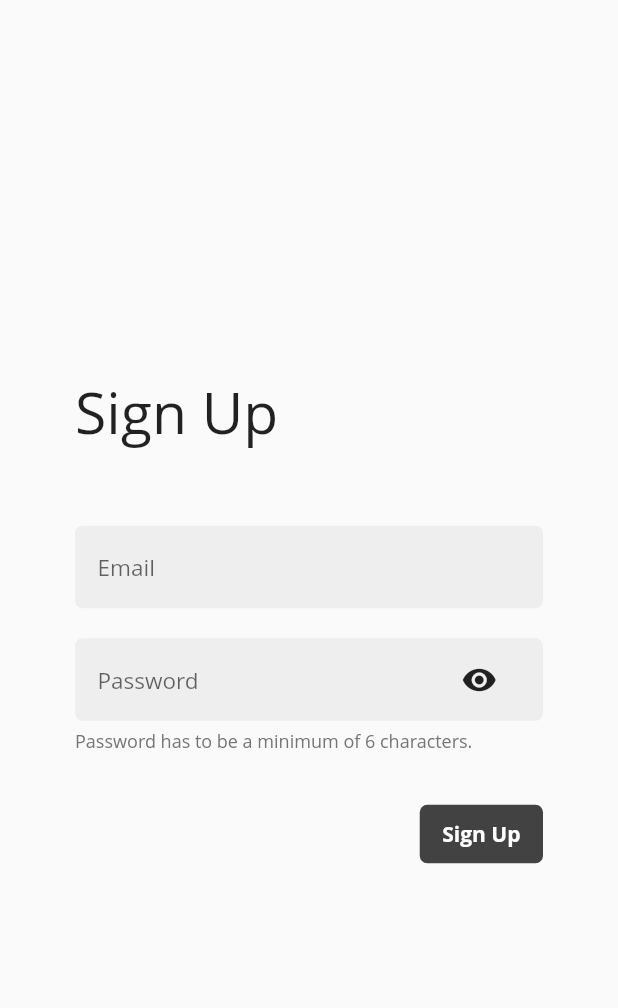
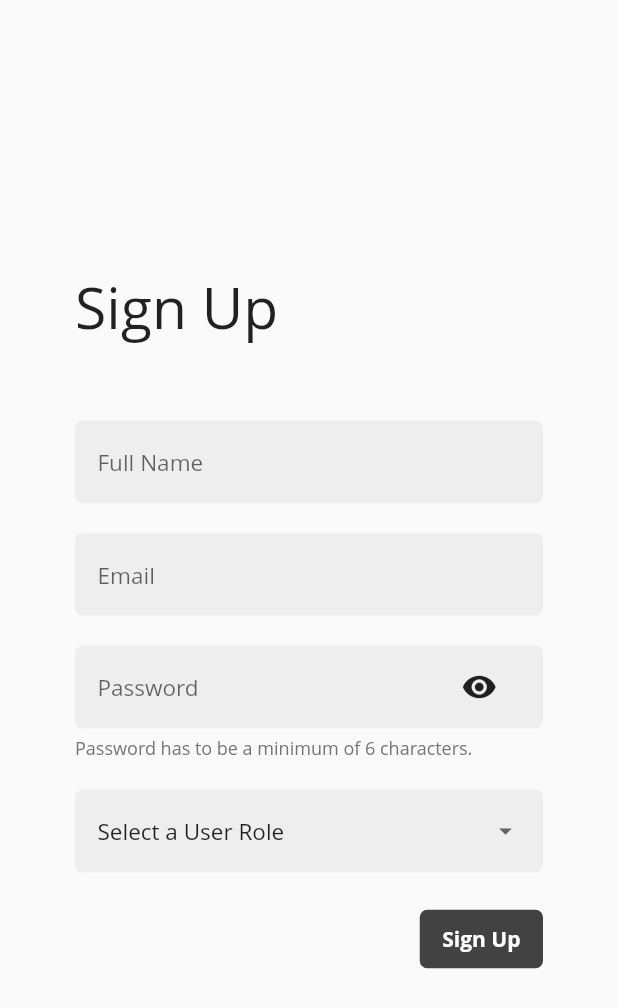
Before and after one commit to Wallruzz9114/stacked_firebase, a Flutter app: the screen it shows after launch, on a phone screen of 412 x 824 dp. Shown: the top 1008 px of the screen. Run offline on Flutter 3.47's test engine with Material 2 defaults, Android fonts, the phone set to English and light mode, and no system bars; our stand-ins replace auto_route, cloud_firestore, email_validator, firebase_auth, get_it, stacked and 1 more; accounts and stored records are empty; statements that could not run were skipped.

Commit message:
Implemented basic authentication logic

```diff
--- a/lib/src/app/locator.dart
+++ b/lib/src/app/locator.dart
@@ -1,5 +1,6 @@
 import 'package:get_it/get_it.dart';
 import 'package:stacked_firebase/src/services/authentication_service.dart';
+import 'package:stacked_firebase/src/services/firestore_service.dart';
 import 'package:stacked_services/stacked_services.dart';
 
 final GetIt locator = GetIt.instance;
@@ -8,4 +9,5 @@ void setupLocators() {
   locator.registerLazySingleton(() => NavigationService());
   locator.registerLazySingleton(() => DialogService());
   locator.registerLazySingleton(() => AuthenticationService());
+  locator.registerLazySingleton(() => FirestoreService());
 }
--- /dev/null
+++ b/lib/src/components/expansion_list.dart
@@ -0,0 +1,91 @@
+import 'package:flutter/material.dart';
+import 'package:stacked_firebase/src/app/constants.dart';
+import 'package:stacked_firebase/src/components/expansion_list_item.dart';
+
+class ExpansionList<T> extends StatefulWidget {
+  const ExpansionList({
+    Key key,
+    this.items,
+    this.title,
+    @required this.onItemSelected,
+    this.smallVersion = false,
+  }) : super(key: key);
+
+  @override
+  _ExpansionListState createState() => _ExpansionListState();
+
+  final List<T> items;
+  final String title;
+  final Function(dynamic) onItemSelected;
+  final bool smallVersion;
+}
+
+class _ExpansionListState extends State<ExpansionList<dynamic>> {
+  final double startingHeight = fieldHeight;
+  double expandedHeight;
+  bool expanded = false;
+  String selectedValue;
+
+  @override
+  void initState() {
+    super.initState();
+    selectedValue = widget.title;
+    _calculateExpandedHeight();
+  }
+
+  @override
+  AnimatedContainer build(BuildContext context) => AnimatedContainer(
+        padding: fieldPadding,
+        duration: const Duration(milliseconds: 180),
+        height: expanded
+            ? expandedHeight
+            : widget.smallVersion ? smallFieldHeight : startingHeight,
+        decoration: fieldDecortaion.copyWith(
+          boxShadow: expanded
+              ? <BoxShadow>[BoxShadow(blurRadius: 10, color: Colors.grey[300])]
+              : null,
+        ),
+        child: ListView(
+          physics: const NeverScrollableScrollPhysics(),
+          padding: const EdgeInsets.all(0),
+          children: <Widget>[
+            ExpansionListItem(
+              title: selectedValue,
+              onTap: () {
+                setState(() {
+                  expanded = !expanded;
+                });
+              },
+              showArrow: true,
+              smallVersion: widget.smallVersion,
+            ),
+            Container(
+              height: 2,
+              color: Colors.grey[300],
+            ),
+            ..._getDropdownListItems()
+          ],
+        ),
+      );
+
+  List<Widget> _getDropdownListItems() => widget.items
+      .map((dynamic item) => ExpansionListItem(
+          smallVersion: widget.smallVersion,
+          title: item.toString(),
+          onTap: () {
+            setState(() {
+              expanded = !expanded;
+              selectedValue = item.toString();
+            });
+
+            widget.onItemSelected(item);
+          }))
+      .toList();
+
+  void _calculateExpandedHeight() {
+    expandedHeight = 2 +
+        (widget.smallVersion ? smallFieldHeight : fieldHeight) +
+        (widget.items.length *
+            (widget.smallVersion ? smallFieldHeight : fieldHeight));
+  }
+}
--- /dev/null
+++ b/lib/src/components/expansion_list_item.dart
@@ -0,0 +1,50 @@
+import 'package:flutter/material.dart';
+import 'package:stacked_firebase/src/app/constants.dart';
+
+class ExpansionListItem extends StatelessWidget {
+  const ExpansionListItem({
+    Key key,
+    this.onTap,
+    this.title,
+    this.showArrow = false,
+    this.smallVersion = false,
+  }) : super(key: key);
+
+  final Function() onTap;
+  final String title;
+  final bool showArrow;
+  final bool smallVersion;
+
+  @override
+  GestureDetector build(BuildContext context) => GestureDetector(
+        behavior: HitTestBehavior.opaque,
+        onTap: onTap,
+        child: Container(
+          height: smallVersion ? smallFieldHeight : fieldHeight,
+          alignment: Alignment.centerLeft,
+          child: Row(
+            mainAxisSize: MainAxisSize.max,
+            mainAxisAlignment: MainAxisAlignment.spaceBetween,
+            children: <Widget>[
+              Expanded(
+                child: Text(
+                  title ?? '',
+                  style: Theme.of(context)
+                      .textTheme
+                      .subtitle1
+                      .copyWith(fontSize: smallVersion ? 12 : 15),
+                ),
+              ),
+              if (showArrow)
+                Icon(
+                  Icons.arrow_drop_down,
+                  color: Colors.grey[700],
+                  size: 20,
+                )
+              else
+                Container()
+            ],
+          ),
+        ),
+      );
+}
--- a/lib/src/core/sign_up_view_model.dart
+++ b/lib/src/core/sign_up_view_model.dart
@@ -11,7 +11,16 @@ class SignUpViewModel extends BaseViewModel {
   final DialogService _dialogService = locator<DialogService>();
   final NavigationService _navigationService = locator<NavigationService>();
 
+  String _selectedRole = 'Select a User Role';
+  String get selectedUserRole => _selectedRole;
+
+  void setSelectedRole(dynamic role) {
+    _selectedRole = role.toString();
+    notifyListeners();
+  }
+
   Future<void> signUp({
+    @required String fullName,
     @required String email,
     @required String password,
   }) async {
@@ -19,8 +28,10 @@ class SignUpViewModel extends BaseViewModel {
 
     final dynamic authenticationResult =
         await _authenticationService.signUpWithEmail(
+      fullName: fullName,
       email: email,
       password: password,
+      role: _selectedRole,
     );
 
     setBusy(false);
--- a/lib/src/models/routes.dart
+++ b/lib/src/models/routes/routes.dart
@@ -1,11 +1,11 @@
 abstract class Routes {
-  static const String startupViewRoute = '/';
+  static const String StartUpViewRoute = '/';
   static const String homeViewRoute = '/home-view-route';
   static const String signInViewRoute = '/sign-in-view-route';
   static const String signUpViewRoute = '/sign-up-view-route';
 
   static const Set<String> all = <String>{
-    startupViewRoute,
+    StartUpViewRoute,
     homeViewRoute,
     signInViewRoute,
     signUpViewRoute
--- a/lib/src/models/routes/startup_view_arguments.dart
+++ b/lib/src/models/routes/startup_view_arguments.dart
@@ -1,7 +1,7 @@
 import 'package:flutter/foundation.dart';
 
-class StartupViewArguments {
-  StartupViewArguments({this.key});
+class StartUpViewArguments {
+  StartUpViewArguments({this.key});
 
   final Key key;
 }
--- /dev/null
+++ b/lib/src/models/user.dart
@@ -0,0 +1,21 @@
+class User {
+  User({this.id, this.fullName, this.email, this.userRole});
+
+  User.fromData(Map<String, dynamic> data)
+      : id = data['id'] as String,
+        fullName = data['fullName'] as String,
+        email = data['email'] as String,
+        userRole = data['userRole'] as String;
+
+  final String id;
+  final String fullName;
+  final String email;
+  final String userRole;
+
+  Map<String, dynamic> toJson() => <String, dynamic>{
+        'id': id,
+        'fullName': fullName,
+        'email': email,
+        'userRole': userRole,
+      };
+}
--- a/lib/src/services/authentication_service.dart
+++ b/lib/src/services/authentication_service.dart
@@ -1,8 +1,15 @@
 import 'package:firebase_auth/firebase_auth.dart';
 import 'package:flutter/foundation.dart';
+import 'package:stacked_firebase/src/app/locator.dart';
+import 'package:stacked_firebase/src/models/user.dart';
+import 'package:stacked_firebase/src/services/firestore_service.dart';
 
 class AuthenticationService {
   final FirebaseAuth _firebaseAuthInstance = FirebaseAuth.instance;
+  final FirestoreService _firestoreService = locator<FirestoreService>();
+
+  User _currentUser;
+  User get currentUser => _currentUser;
 
   Future<dynamic> signIn({
     @required String email,
@@ -15,6 +22,8 @@ class AuthenticationService {
         password: password,
       );
 
+      await _populateCurrentUser(authResult.user);
+
       return authResult.user != null;
     } catch (e) {
       return e.message;
@@ -22,8 +31,10 @@ class AuthenticationService {
   }
 
   Future<dynamic> signUpWithEmail({
+    @required String fullName,
     @required String email,
     @required String password,
+    @required String role,
   }) async {
     try {
       final AuthResult authResult =
@@ -31,6 +42,16 @@ class AuthenticationService {
         email: email,
         password: password,
       );
+
+      // create a new user profile on firestore
+      _currentUser = User(
+        id: authResult.user.uid,
+        email: email,
+        fullName: fullName,
+        userRole: role,
+      );
+
+      await _firestoreService.createUser(_currentUser);
 
       return authResult.user != null;
     } catch (e) {
@@ -40,6 +61,13 @@ class AuthenticationService {
 
   Future<bool> isUserLoggedIn() async {
     final FirebaseUser user = await _firebaseAuthInstance.currentUser();
+    await _populateCurrentUser(user);
     return user != null;
   }
+
+  Future<void> _populateCurrentUser(FirebaseUser user) async {
+    if (user != null) {
+      _currentUser = await _firestoreService.getUser(user.uid) as User;
+    }
+  }
 }
--- a/lib/src/stacked_firebase.dart
+++ b/lib/src/stacked_firebase.dart
@@ -10,7 +10,7 @@ class StackedFirebase extends StatelessWidget {
   MaterialApp build(BuildContext context) => MaterialApp(
         debugShowCheckedModeBanner: false,
         title: 'Stacked Firebase',
-        initialRoute: Routes.startupViewRoute,
+        initialRoute: Routes.StartUpViewRoute,
         theme: ThemeData(
           primaryColor: const Color.fromARGB(255, 9, 202, 172),
           backgroundColor: const Color.fromARGB(255, 26, 27, 30),
--- a/lib/src/views/sign_up_view.dart
+++ b/lib/src/views/sign_up_view.dart
@@ -2,12 +2,14 @@ import 'package:flutter/material.dart';
 import 'package:stacked/stacked.dart';
 import 'package:stacked_firebase/src/app/constants.dart';
 import 'package:stacked_firebase/src/components/busy_button.dart';
+import 'package:stacked_firebase/src/components/expansion_list.dart';
 import 'package:stacked_firebase/src/components/input_field.dart';
 import 'package:stacked_firebase/src/core/sign_up_view_model.dart';
 
 class SignUpView extends StatelessWidget {
   final TextEditingController emailController = TextEditingController();
   final TextEditingController passwordController = TextEditingController();
+  final TextEditingController fullNameController = TextEditingController();
 
   @override
   ViewModelBuilder<SignUpViewModel> build(BuildContext context) =>
@@ -23,6 +25,9 @@ class SignUpView extends StatelessWidget {
               children: <Widget>[
                 const Text('Sign Up', style: TextStyle(fontSize: 38)),
                 verticalSpaceLarge,
+                InputField(
+                    placeholder: 'Full Name', controller: fullNameController),
+                verticalSpaceSmall,
                 InputField(placeholder: 'Email', controller: emailController),
                 verticalSpaceSmall,
                 InputField(
@@ -31,6 +36,12 @@ class SignUpView extends StatelessWidget {
                   controller: passwordController,
                   additionalNote:
                       'Password has to be a minimum of 6 characters.',
+                ),
+                verticalSpaceSmall,
+                ExpansionList<String>(
+                  items: const <String>['Admin', 'User'],
+                  title: model.selectedUserRole,
+                  onItemSelected: model.setSelectedRole,
                 ),
                 verticalSpaceMedium,
                 Row(
@@ -41,6 +52,7 @@ class SignUpView extends StatelessWidget {
                       title: 'Sign Up',
                       onPressed: () {
                         model.signUp(
+                          fullName: fullNameController.text,
                           email: emailController.text,
                           password: passwordController.text,
                         );
```
Also changed, not shown: lib/src/app/router.dart (+9 -9 lines), lib/src/core/startup_view_model.dart (+12 -3 lines), lib/src/services/firestore_service.dart (added, +34 -0 lines), lib/src/views/start_up_view.dart (added, +36 -0 lines), lib/src/views/startup_view.dart (deleted, +0 -21 lines).
